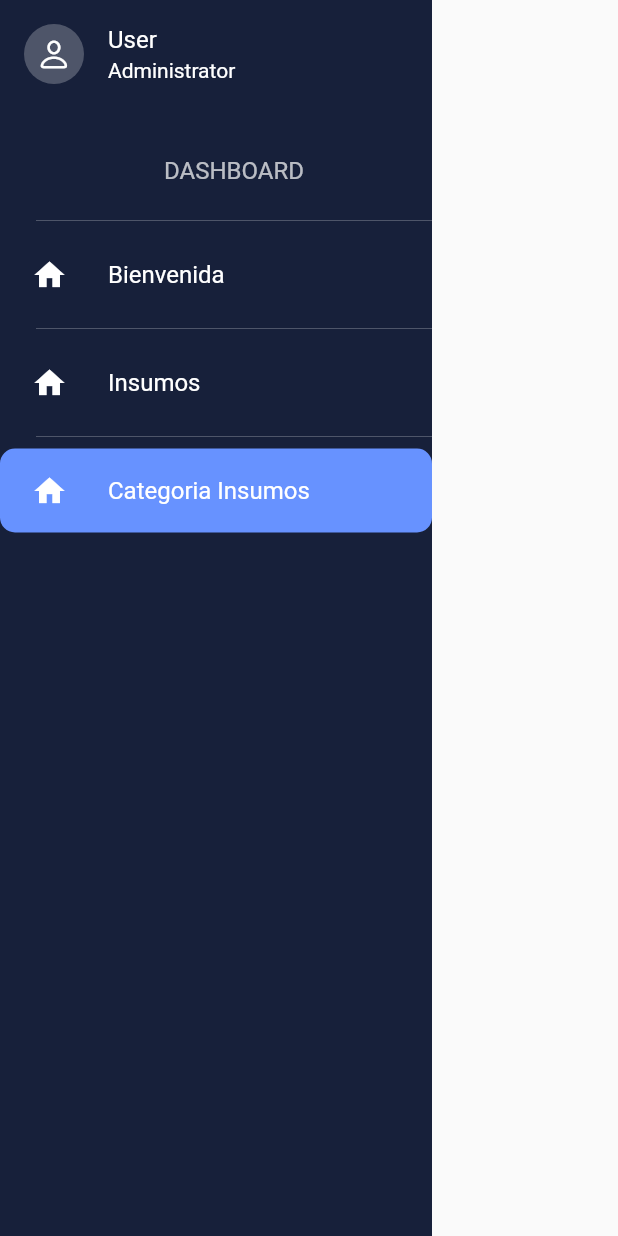
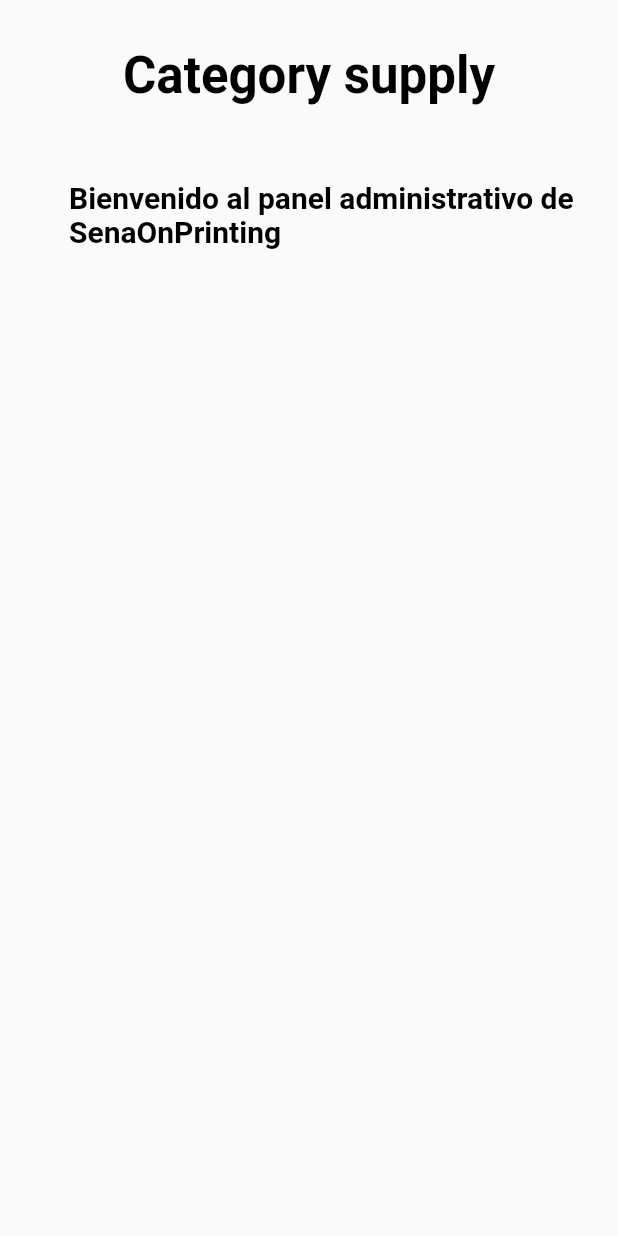
Before and after one commit to Daintz/SenaOnPrintingMovil, a Flutter app: the SideMenu screen opened directly, after a tap on "Categoria Insumos", on a phone screen of 412 x 824 dp. Run offline on Flutter 3.47's test engine with Material 2 defaults, Android fonts, the phone set to English and light mode, and no system bars; our stand-ins replace rive.

Commit message:
feat: :sparkles: add multiple screens
add multiple screens, supply, category supply

```diff
--- a/lib/components/side_menu_title.dart
+++ b/lib/components/side_menu_title.dart
@@ -12,6 +12,13 @@ class SideMenuTitle extends StatelessWidget {
   final sideMenus menu;
   final VoidCallback press;
   final bool isActived;
+
+  void navigateToScreen(BuildContext context) {
+    Navigator.push(
+      context,
+      MaterialPageRoute(builder: (context) => menu.destination),
+    );
+  }
 
   @override
   Widget build(BuildContext context) {
@@ -37,7 +44,9 @@ class SideMenuTitle extends StatelessWidget {
               ),
             ),
             ListTile(
-              onTap: press,
+              onTap: () {
+                navigateToScreen(context);
+              },
               leading: SizedBox(
                 height: 34,
                 width: 34,
--- a/lib/models/side_menus.dart
+++ b/lib/models/side_menus.dart
@@ -1,17 +1,23 @@
 import 'package:flutter/cupertino.dart';
 import 'package:flutter/material.dart';
 
+import '../screens/categorysupply/category_supply_screen.dart';
+import '../screens/home/dashboard_screen.dart';
+import '../screens/supply/supply_screen.dart';
+
 class sideMenus {
   final String artboard, stateMachineName, title, src;
+  final Widget destination;
 
   sideMenus(this.src,
     {required this.artboard,
     required this.stateMachineName,
-    required this.title});
+    required this.title,
+    required this.destination});
 }
 
 List<sideMenus> sideMenusObject = [
-  sideMenus("Icon(Icons.home)", artboard: "HOME", stateMachineName: "HOME_interactivity", title: "Bienvenida"),
-  sideMenus("../", artboard: "SUPPLIES", stateMachineName: "SUPPLIES_interactivity", title: "Insumos"),
-  sideMenus("../", artboard: "CATEGORYSUPPLY", stateMachineName: "CATEGORYSUPPLY_interactivity", title: "Categoria Insumos"),
+  sideMenus("Icon(Icons.home)", artboard: "HOME", stateMachineName: "HOME_interactivity", title: "Bienvenida", destination: DashboardScreen()),
+  sideMenus("../", artboard: "SUPPLIES", stateMachineName: "SUPPLIES_interactivity", title: "Insumos", destination: SupplyScreen()),
+  sideMenus("../", artboard: "CATEGORYSUPPLY", stateMachineName: "CATEGORYSUPPLY_interactivity", title: "Categoria Insumos", destination: CategorySupplyScreen()),
 ];
--- /dev/null
+++ b/lib/screens/categorysupply/category_supply_screen.dart
@@ -0,0 +1,48 @@
+import 'package:flutter/material.dart';
+
+class CategorySupplyScreen extends StatelessWidget {
+  const CategorySupplyScreen({super.key});
+
+  @override
+  Widget build(BuildContext context) {
+    return Scaffold(
+      body: Column(
+        children: [
+          Padding(
+            padding: const EdgeInsets.all(30),
+            child: Text('Category supply',
+                style: Theme.of(context).textTheme.headlineMedium!.copyWith(
+                    color: Colors.black, fontWeight: FontWeight.w600)),
+          ),
+          Padding(
+            padding: const EdgeInsets.only(left: 30),
+            child: Container(
+              padding: EdgeInsets.symmetric(horizontal: 16, vertical: 20),
+              height: 500,
+              width: 480,
+              child: Row(
+                children: [
+                  Expanded(
+                    child: Column(
+                      children: [
+                        Text(
+                          'Bienvenido al panel administrativo de SenaOnPrinting',
+                          style: Theme.of(context)
+                              .textTheme
+                              .titleLarge!
+                              .copyWith(
+                                  color: Colors.black,
+                                  fontWeight: FontWeight.w600),
+                        )
+                      ],
+                    ),
+                  ),
+                ],
+              ),
+            ),
+          )
+        ],
+      ),
+    );
+  }
+}
--- a/package.json
+++ b/package.json
@@ -1,6 +1,6 @@
 {
   "name": "senaonprintingmovil",
-  "version": "1.0.2",
+  "version": "1.0.3",
   "description": "",
   "main": "index.js",
   "directories": {
```
Also changed, not shown: lib/screens/supply/supply_screen.dart (added, +48 -0 lines), package-lock.json, 1 other file.
